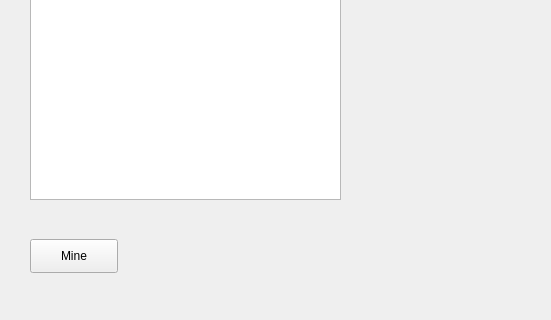
The window that src/qt/plasmacoin-ui/mainwindow.ui (plasmacoin-crypto/Plasmacoin-Blockchain) describes before a commit, drawn with Qt 5; both pictures show x 0 to 551 and y 280 to 600 of the 800 by 600 pixel window.
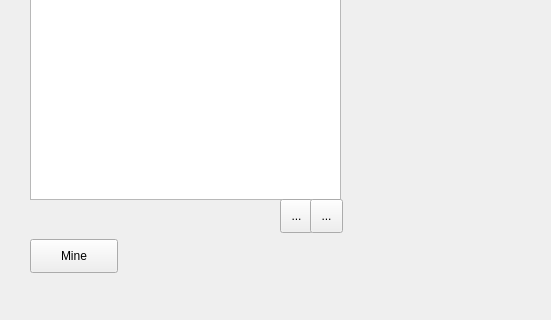
The same window after the commit. The open tabs and pages were chosen to show the change. Icons and pictures are not drawn.

Commit message: Add plus and minus signs to add/remove transactions from a miner's block

```diff
--- a/src/qt/plasmacoin-ui/mainwindow.ui
+++ b/src/qt/plasmacoin-ui/mainwindow.ui
@@ -154,6 +154,55 @@
         <height>401</height>
        </rect>
       </property>
+      <property name="focusPolicy">
+       <enum>Qt::NoFocus</enum>
+      </property>
+     </widget>
+     <widget class="QToolButton" name="toolButton">
+      <property name="geometry">
+       <rect>
+        <x>280</x>
+        <y>430</y>
+        <width>33</width>
+        <height>34</height>
+       </rect>
+      </property>
+      <property name="text">
+       <string>...</string>
+      </property>
+      <property name="icon">
+       <iconset>
+        <normaloff>../assets/plus.png</normaloff>../assets/plus.png</iconset>
+      </property>
+      <property name="iconSize">
+       <size>
+        <width>24</width>
+        <height>24</height>
+       </size>
+      </property>
+     </widget>
+     <widget class="QToolButton" name="toolButton_2">
+      <property name="geometry">
+       <rect>
+        <x>310</x>
+        <y>430</y>
+        <width>33</width>
+        <height>34</height>
+       </rect>
+      </property>
+      <property name="text">
+       <string>...</string>
+      </property>
+      <property name="icon">
+       <iconset>
+        <normaloff>../assets/minus.png</normaloff>../assets/minus.png</iconset>
+      </property>
+      <property name="iconSize">
+       <size>
+        <width>24</width>
+        <height>24</height>
+       </size>
+      </property>
      </widget>
     </widget>
     <widget class="QWidget" name="addressBook">
```
Left out of the diff: 10 changed lines with no effect on the pictures. The commit also changes 1 other file.
